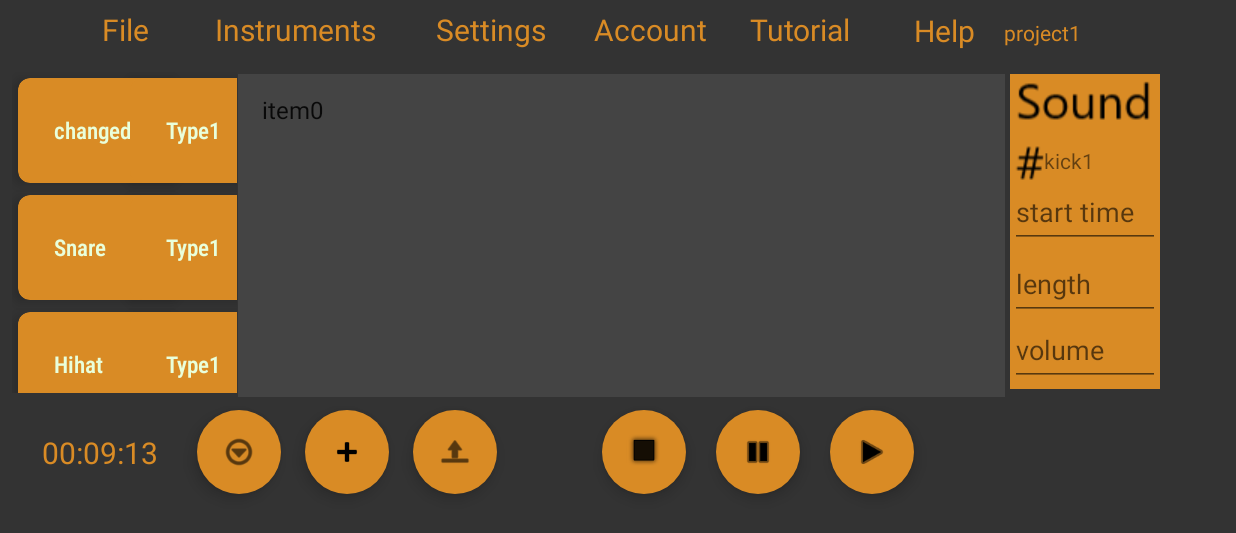
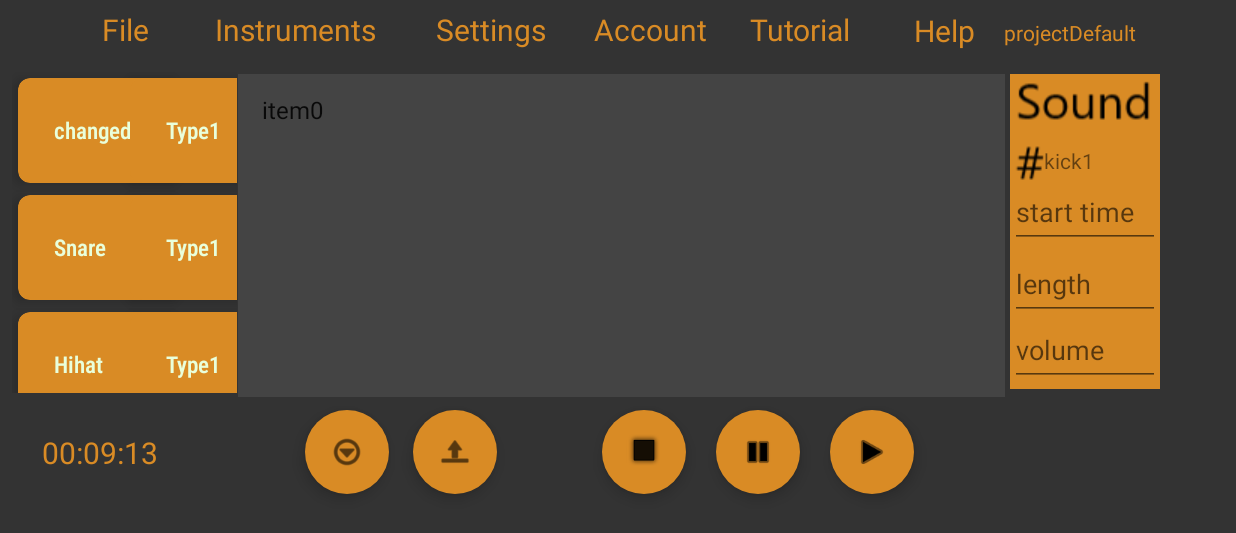
Before and after one commit to Nightbot1448/circle21-music, an Android app: the screen it shows after launch (MainActivity), after a tap on "Kick", on a phone screen of 824 x 412 dp (held sideways). Shown: the top 533 px of the screen. Run offline under Robolectric (Android 15) with nearby library versions, the light colour scheme and no system bars; 3 statements that could not run were skipped; 2 other taps on this screen came first.

Commit message:
Saving projects config, auto-loading projects added.

```diff
--- a/app/src/main/java/com/bigri239/easymusic/MainActivity.kt
+++ b/app/src/main/java/com/bigri239/easymusic/MainActivity.kt
@@ -42,7 +42,7 @@ class MainActivity : AppCompatActivity() {
     private var newProject = ""
     private var state: String = "unready"
     private var played = 0
-    private var projectName = "project1"
+    private var projectName = "projectDefault"
     private val projects = mutableListOf<String>()
     private val tracks: Array<SoundPool> =
         Array(100) { SoundPool(10, AudioManager.STREAM_MUSIC, 0) }
@@ -60,20 +60,47 @@ class MainActivity : AppCompatActivity() {
         setRequestedOrientation(ActivityInfo.SCREEN_ORIENTATION_LANDSCAPE)
         val textView = findViewById<TextView>(R.id.txt)
         textView.setOnClickListener(viewClickListener)
+        try {
+            val path = getFilesDir()
+            val file = File(path, "projects.conf")
+            val content: String = file.readText()
+            projects.addAll(content.split("\n").toTypedArray())
+            openProject()
+        }
+        catch (e: IOException) {
+            projects.add("projectDefault")
+            val path = getFilesDir()
+            val file = File(path, "projects.conf")
+            var content = ""
+            for (i in projects.indices) {
+                content += projects[i]
+                if (i != projects.size - 1) content += "\n"
+            }
+            FileOutputStream(file).use {
+                it.write(content.toByteArray())
+            }
+            setExample()
+            saveProject()
+        }
     }
 
-    fun showDialog() {
+    fun showProjectDialog() {
         val dialog = Dialog(this, R.style.ThemeOverlay_Material3_Dialog)
-        dialog.window?.requestFeature(Window.FEATURE_NO_TITLE) // if you have blue line on top of your dialog, you need use this code
+        dialog.window?.requestFeature(Window.FEATURE_NO_TITLE)
         dialog.setCancelable(false)
         dialog.setContentView(R.layout.dialog_new_project)
         dialog.findViewById<Button>(R.id.create).setOnClickListener {
             newProject = dialog.findViewById<EditText>(R.id.newname).text.toString()
             projectName = newProject
             projects.add(projectName)
-            Toast.makeText(applicationContext, "You chose " + projectName, Toast.LENGTH_SHORT).show()
+            txt.text = projectName
+            val path = getFilesDir()
+            val file = File(path, "projects.conf")
+            var content = file.readText() + "\n" + projectName
+            FileOutputStream(file).use {
+                it.write(content.toByteArray())
+            }
             dialog.dismiss()
-            txt.text = projectName
         }
         dialog.show()
     }
@@ -81,12 +108,13 @@ class MainActivity : AppCompatActivity() {
     fun project_select_popup_menu_click_listener(menuItem: MenuItem) {
         val itemTitle = menuItem.title
         if (itemTitle as String == "New project") {
-            showDialog()
+            showProjectDialog()
         }
         else {
             projectName = itemTitle as String
             Toast.makeText(applicationContext, "You chose " + projectName, Toast.LENGTH_SHORT).show()
             txt.text = projectName
+            openProject()
         }
     }
     private fun showPopupMenu(v: View) {
@@ -148,7 +176,6 @@ class MainActivity : AppCompatActivity() {
 
     // ниже создание переходов между экранами
     override fun onStart() {
-        projects.add("project1")
         super.onStart()
         val intent = Intent(this, HelpActivity::class.java)
         findViewById<TextView>(R.id.help).setOnClickListener {
@@ -302,8 +329,7 @@ class MainActivity : AppCompatActivity() {
         }.start()
     }
 
-    fun setExample(view: View) { //демонстрация работы как одного трека, так и нескольких звуков (что все работает)
-        Toast.makeText(this, "Example set", Toast.LENGTH_SHORT).show()
+    fun setExample() { //демонстрация работы как одного трека, так и нескольких звуков (что все работает)
         sounds[0][0].ratio = 0.5F // по фану, для демонстрации
         sounds[0][0].res = "file1"
         countTracks = 1 // к следующей дорожке
@@ -357,7 +383,7 @@ class MainActivity : AppCompatActivity() {
         }
     }
 
-    fun openProject(view: View) {
+    fun openProject() {
         try {
             Toast.makeText(this, "Opening project...", Toast.LENGTH_SHORT).show()
             val path = getFilesDir()
@@ -386,9 +412,8 @@ class MainActivity : AppCompatActivity() {
         }
     }
 
-    fun saveProject(view: View) {
+    fun saveProject() {
         if (state != "unready") {
-            Toast.makeText(this, "Saving project...", Toast.LENGTH_SHORT).show()
             val path = getFilesDir()
             val file = File(path, projectName + ".emproj")
             var content = ""
@@ -410,6 +435,11 @@ class MainActivity : AppCompatActivity() {
         }
     }
 
+    fun saveProjectUI (view: View) {
+        saveProject()
+        if (state != "unready") Toast.makeText(this, "Saving project...", Toast.LENGTH_SHORT).show()
+    }
+
     fun saveMusic(view: View) {
         if (state != "unready") {
             Toast.makeText(this, "Saving music...", Toast.LENGTH_SHORT).show()
--- a/app/src/main/res/layout-land/activity_main.xml
+++ b/app/src/main/res/layout-land/activity_main.xml
@@ -151,8 +151,6 @@
         android:layout_height="wrap_content"
         android:layout_marginEnd="170dp"
         android:text="00:09:13"
-        android:clickable="true"
-        android:onClick="setExample"
         android:textColor="@color/colorAccent"
         android:textSize="20dp"
         app:layout_constraintBottom_toBottomOf="@+id/floatingActionButton3"
@@ -166,7 +164,7 @@
         android:layout_marginStart="4dp"
         android:layout_marginTop="12dp"
         android:clickable="true"
-        android:text="project1"
+        android:text="projectDefault"
         android:textColor="@color/colorAccent"
         android:textSize="14sp"
         app:layout_constraintStart_toEndOf="@+id/help"
@@ -248,7 +246,7 @@
         android:layout_marginEnd="70dp"
         android:backgroundTint="#D98B25"
         android:clickable="true"
-        android:onClick="saveProject"
+        android:onClick="saveProjectUI"
         app:borderWidth="0dp"
         app:layout_constraintEnd_toStartOf="@+id/stop"
         app:layout_constraintTop_toTopOf="@+id/stop"
@@ -269,21 +267,6 @@
         app:layout_constraintVertical_bias="0.0" />
 
     <com.google.android.material.floatingactionbutton.FloatingActionButton
-        android:id="@+id/floatingActionButton"
-        android:layout_width="wrap_content"
-        android:layout_height="wrap_content"
-        android:layout_marginEnd="16dp"
-        android:backgroundTint="#D98B25"
-        android:clickable="true"
-        app:borderWidth="0dp"
-        android:onClick="openProject"
-        app:layout_constraintBottom_toBottomOf="@+id/floatingActionButton3"
-        app:layout_constraintEnd_toStartOf="@+id/floatingActionButton3"
-        app:layout_constraintTop_toTopOf="@+id/floatingActionButton3"
-        app:srcCompat="@android:drawable/ic_input_add"
-        tools:ignore="SpeakableTextPresentCheck" />
-
-    <com.google.android.material.floatingactionbutton.FloatingActionButton
         android:id="@+id/floatingActionButton5"
         android:layout_width="wrap_content"
         android:layout_height="wrap_content"
@@ -292,9 +275,9 @@
         android:clickable="true"
         android:onClick="saveMusic"
         app:borderWidth="0dp"
-        app:layout_constraintBottom_toBottomOf="@+id/floatingActionButton"
-        app:layout_constraintEnd_toStartOf="@+id/floatingActionButton"
-        app:layout_constraintTop_toTopOf="@+id/floatingActionButton"
+        app:layout_constraintBottom_toBottomOf="@+id/floatingActionButton3"
+        app:layout_constraintEnd_toStartOf="@+id/floatingActionButton3"
+        app:layout_constraintTop_toTopOf="@+id/floatingActionButton3"
         app:srcCompat="@android:drawable/ic_menu_more"
         tools:ignore="SpeakableTextPresentCheck" />
 
```
